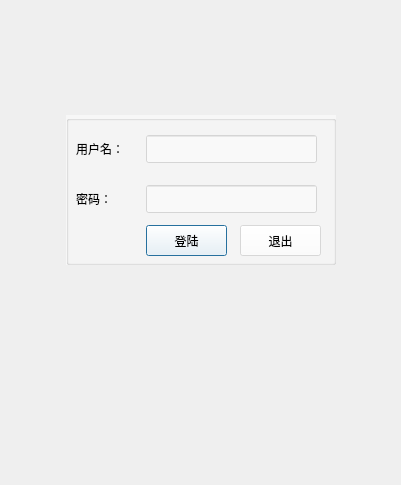
Before: the Qt Designer form deliciousClient/loginWindow.ui in gaoxiaojun/delicacymap, drawn with Qt 5.
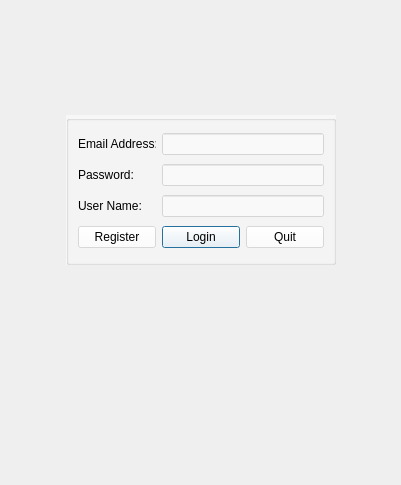
After: the same form once the commit is applied. Icons and pictures are not drawn.

Patch:
```diff
--- a/deliciousClient/loginWindow.ui
+++ b/deliciousClient/loginWindow.ui
@@ -28,7 +28,7 @@
      <property name="maximumSize">
       <size>
        <width>270</width>
-       <height>150</height>
+       <height>500</height>
       </size>
      </property>
      <property name="styleSheet">
@@ -37,72 +37,65 @@
      <property name="title">
       <string/>
      </property>
+     <layout class="QGridLayout" name="gridLayout_2">
+      <item row="0" column="0">
      <widget class="QLabel" name="label">
-      <property name="geometry">
-       <rect>
-        <x>10</x>
-        <y>20</y>
-        <width>71</width>
-        <height>28</height>
-       </rect>
-      </property>
       <property name="styleSheet">
        <string notr="true">background-image: url();background-color: rgba(0, 0, 0,0%);</string>
       </property>
       <property name="text">
-       <string>用户名：</string>
-      </property>
-     </widget>
+         <string>Email Address:</string>
+        </property>
+       </widget>
+      </item>
+      <item row="0" column="1" colspan="2">
+       <widget class="QLineEdit" name="lineEdit_username"/>
+      </item>
+      <item row="1" column="0">
      <widget class="QLabel" name="label_2">
-      <property name="geometry">
-       <rect>
-        <x>10</x>
-        <y>70</y>
-        <width>71</width>
-        <height>28</height>
-       </rect>
-      </property>
       <property name="styleSheet">
        <string notr="true">background-image: url();background-color: rgba(0, 0, 0,0%);</string>
       </property>
       <property name="text">
-       <string>密码：</string>
-      </property>
-     </widget>
-     <widget class="QLineEdit" name="lineEdit_username">
-      <property name="geometry">
-       <rect>
-        <x>80</x>
-        <y>20</y>
-        <width>171</width>
-        <height>28</height>
-       </rect>
-      </property>
-     </widget>
+         <string>Password:</string>
+        </property>
+       </widget>
+      </item>
+      <item row="1" column="1" colspan="2">
      <widget class="QLineEdit" name="lineEdit_password">
-      <property name="geometry">
-       <rect>
-        <x>80</x>
-        <y>70</y>
-        <width>171</width>
-        <height>28</height>
-       </rect>
-      </property>
+        <property name="echoMode">
+         <enum>QLineEdit::Password</enum>
+        </property>
+       </widget>
+      </item>
+      <item row="2" column="0">
+       <widget class="QLabel" name="label_3">
+        <property name="styleSheet">
+         <string notr="true">background-image: url();background-color: rgba(0, 0, 0,0%);</string>
+        </property>
+        <property name="text">
+         <string>User Name:</string>
+        </property>
+       </widget>
+      </item>
+      <item row="2" column="1" colspan="2">
+       <widget class="QLineEdit" name="lineEdit_nickname">
       <property name="echoMode">
        <enum>QLineEdit::Password</enum>
       </property>
      </widget>
+      </item>
+      <item row="3" column="0">
+       <widget class="QPushButton" name="btnRegister">
+        <property name="text">
+         <string>Register</string>
+        </property>
+       </widget>
+      </item>
+      <item row="3" column="1">
      <widget class="QPushButton" name="okButton">
-      <property name="geometry">
-       <rect>
-        <x>80</x>
-        <y>110</y>
-        <width>81</width>
-        <height>31</height>
-       </rect>
-      </property>
       <property name="text">
-       <string>登陆</string>
+         <string>Login</string>
       </property>
       <property name="autoDefault">
        <bool>false</bool>
@@ -111,22 +104,18 @@
        <bool>true</bool>
       </property>
      </widget>
+      </item>
+      <item row="3" column="2">
      <widget class="QPushButton" name="cancelButton">
-      <property name="geometry">
-       <rect>
-        <x>174</x>
-        <y>110</y>
-        <width>81</width>
-        <height>31</height>
-       </rect>
-      </property>
       <property name="text">
-       <string>退出</string>
+         <string>Quit</string>
       </property>
       <property name="autoDefault">
        <bool>false</bool>
       </property>
      </widget>
+      </item>
+     </layout>
     </widget>
    </item>
    <item row="2" column="1">
```
Left out of the diff: 78 changed lines with no effect on the pictures. Lines whose indentation alone changed are shown as unchanged.
